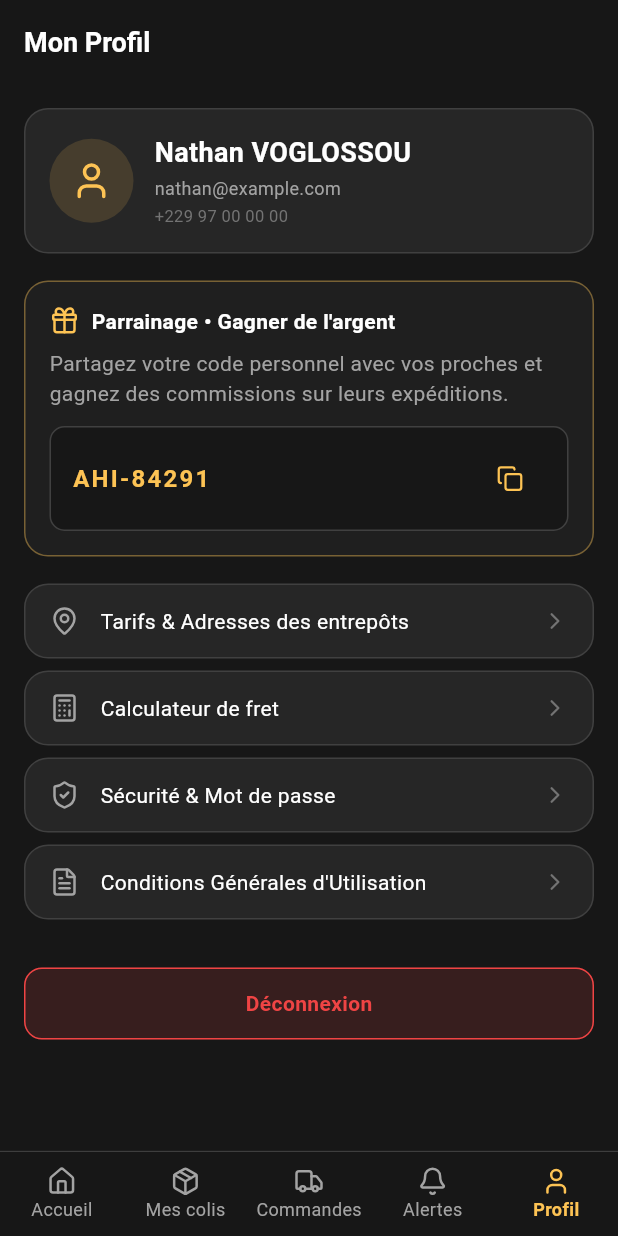
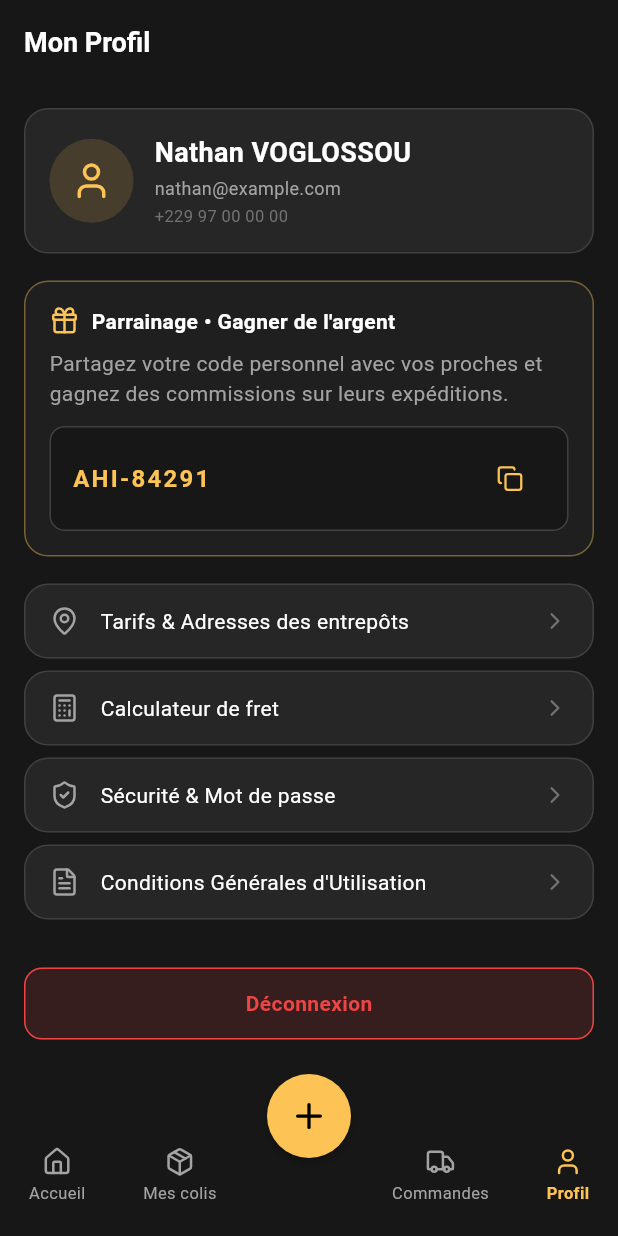
Before and after one commit to VOGLOSSOU/ahiyoyo-mobile-app, a Flutter app: the ProfileScreen screen opened by its route, on a phone screen of 412 x 824 dp. Run offline on Flutter 3.47's test engine with Material 3 defaults, Android fonts, the phone set to English and light mode, and no system bars; our stand-ins replace dio, flutter_lucide, flutter_riverpod, flutter_secure_storage, go_router, shared_preferences; accounts and stored records are empty.

Commit message:
header et navbarrr

```diff
--- a/lib/app/providers/app_providers.dart
+++ b/lib/app/providers/app_providers.dart
@@ -29,3 +29,8 @@ final apiClientProvider = Provider<ApiClient>((ref) {
 final dioProvider = Provider<Dio>((ref) {
   return ref.watch(apiClientProvider).dio;
 });
+
+/// Placeholder de l'état de connexion en attendant le vrai contrôleur de
+/// session du Lot 1 (Authentification). Toujours `false` pour l'instant :
+/// à remplacer par un vrai AuthController basé sur le SecureStorageService.
+final isAuthenticatedProvider = StateProvider<bool>((ref) => false);
--- a/lib/app/router/app_router.dart
+++ b/lib/app/router/app_router.dart
@@ -15,7 +15,9 @@ final GlobalKey<NavigatorState> _rootNavigatorKey = GlobalKey<NavigatorState>(de
 final GlobalKey<NavigatorState> _shellNavigatorKey = GlobalKey<NavigatorState>(debugLabel: 'shell');
 
 /// Configuration GoRouter respectant la règle d'or :
-/// - Seuls les 5 onglets principaux sont dans le ShellRoute
+/// - Seuls les 4 onglets de la navbar (Accueil, Colis, Commandes, Profil)
+///   sont dans le ShellRoute. Le bouton central "+" n'est pas un onglet :
+///   il ouvre une feuille modale d'actions rapides.
 /// - TOUTES les pages de détail / formulaires sont top-level avec `parentNavigatorKey: _rootNavigatorKey`
 final GoRouter appRouter = GoRouter(
   navigatorKey: _rootNavigatorKey,
@@ -52,12 +54,6 @@ final GoRouter appRouter = GoRouter(
           ),
         ),
         GoRoute(
-          path: AppRoutes.notifications,
-          pageBuilder: (context, state) => const NoTransitionPage(
-            child: NotificationsScreen(),
-          ),
-        ),
-        GoRoute(
           path: AppRoutes.profile,
           pageBuilder: (context, state) => const NoTransitionPage(
             child: ProfileScreen(),
@@ -74,6 +70,11 @@ final GoRouter appRouter = GoRouter(
     ),
     GoRoute(
       parentNavigatorKey: _rootNavigatorKey,
+      path: AppRoutes.notifications,
+      builder: (context, state) => const NotificationsScreen(),
+    ),
+    GoRoute(
+      parentNavigatorKey: _rootNavigatorKey,
       path: AppRoutes.onboarding,
       builder: (context, state) => const OnboardingScreen(),
     ),
--- a/lib/app/shell/app_shell.dart
+++ b/lib/app/shell/app_shell.dart
@@ -3,8 +3,10 @@ import 'package:flutter_lucide/flutter_lucide.dart';
 import 'package:go_router/go_router.dart';
 import '../router/app_routes.dart';
 import '../theme/app_colors.dart';
+import '../theme/app_typography.dart';
 
-/// Shell principal hébergeant la Bottom Navigation Bar pour les 5 onglets clés.
+/// Shell principal hébergeant la navbar à 4 onglets + le bouton central "+"
+/// (bouton d'actions rapides, pas un onglet de navigation).
 class AppShell extends StatelessWidget {
   final Widget child;
 
@@ -18,11 +20,8 @@ class AppShell extends StatelessWidget {
     if (location.startsWith(AppRoutes.orders)) {
       return 2;
     }
-    if (location.startsWith(AppRoutes.notifications)) {
+    if (location.startsWith(AppRoutes.profile)) {
       return 3;
-    }
-    if (location.startsWith(AppRoutes.profile)) {
-      return 4;
     }
     return 0; // Home par défaut
   }
@@ -39,12 +38,50 @@ class AppShell extends StatelessWidget {
         context.go(AppRoutes.orders);
         break;
       case 3:
-        context.go(AppRoutes.notifications);
-        break;
-      case 4:
         context.go(AppRoutes.profile);
         break;
     }
+  }
+
+  void _showQuickActions(BuildContext context) {
+    showModalBottomSheet(
+      context: context,
+      backgroundColor: AppColors.surface,
+      shape: const RoundedRectangleBorder(
+        borderRadius: BorderRadius.vertical(top: Radius.circular(20)),
+      ),
+      builder: (sheetContext) => SafeArea(
+        child: Padding(
+          padding: const EdgeInsets.fromLTRB(16, 12, 16, 8),
+          child: Column(
+            mainAxisSize: MainAxisSize.min,
+            children: [
+              Container(
+                width: 40,
+                height: 4,
+                margin: const EdgeInsets.only(bottom: 16),
+                decoration: BoxDecoration(
+                  color: AppColors.border,
+                  borderRadius: BorderRadius.circular(2),
+                ),
+              ),
+              _QuickActionTile(
+                icon: LucideIcons.package_plus,
+                label: 'Enregistrer un colis',
+                onTap: () => Navigator.of(sheetContext).pop(),
+              ),
+              const SizedBox(height: 8),
+              _QuickActionTile(
+                icon: LucideIcons.file_text,
+                label: 'Demander un devis',
+                onTap: () => Navigator.of(sheetContext).pop(),
+              ),
+              const SizedBox(height: 8),
+            ],
+          ),
+        ),
+      ),
+    );
   }
 
   @override
@@ -53,44 +90,89 @@ class AppShell extends StatelessWidget {
 
     return Scaffold(
       body: child,
-      bottomNavigationBar: Container(
-        decoration: const BoxDecoration(
-          border: Border(top: BorderSide(color: AppColors.border, width: 0.8)),
+      floatingActionButton: FloatingActionButton(
+        onPressed: () => _showQuickActions(context),
+        backgroundColor: AppColors.primary,
+        foregroundColor: AppColors.onPrimary,
+        elevation: 2,
+        shape: const CircleBorder(),
+        child: const Icon(LucideIcons.plus, size: 26),
       ),
-        child: BottomNavigationBar(
-          currentIndex: selectedIndex,
-          onTap: (index) => _onItemTapped(index, context),
-          backgroundColor: AppColors.background,
-          selectedItemColor: AppColors.primary,
-          unselectedItemColor: AppColors.textSecondary,
-          selectedFontSize: 11.5,
-          unselectedFontSize: 11.5,
-          type: BottomNavigationBarType.fixed,
-          items: const [
-            BottomNavigationBarItem(
-              icon: Icon(LucideIcons.house, size: 20),
-              activeIcon: Icon(LucideIcons.house, size: 20, color: AppColors.primary),
+      floatingActionButtonLocation: FloatingActionButtonLocation.centerDocked,
+      bottomNavigationBar: BottomAppBar(
+        color: AppColors.background,
+        shape: const CircularNotchedRectangle(),
+        notchMargin: 8,
+        padding: EdgeInsets.zero,
+        child: SizedBox(
+          height: 56,
+          child: Row(
+            mainAxisAlignment: MainAxisAlignment.spaceAround,
+            children: [
+              _NavItem(
+                icon: LucideIcons.house,
                 label: 'Accueil',
+                selected: selectedIndex == 0,
+                onTap: () => _onItemTapped(0, context),
               ),
-            BottomNavigationBarItem(
-              icon: Icon(LucideIcons.package, size: 20),
-              activeIcon: Icon(LucideIcons.package, size: 20, color: AppColors.primary),
+              _NavItem(
+                icon: LucideIcons.package,
                 label: 'Mes colis',
+                selected: selectedIndex == 1,
+                onTap: () => _onItemTapped(1, context),
               ),
-            BottomNavigationBarItem(
-              icon: Icon(LucideIcons.truck, size: 20),
-              activeIcon: Icon(LucideIcons.truck, size: 20, color: AppColors.primary),
+              // Espace réservé à l'encoche du bouton central "+".
+              const SizedBox(width: 48),
+              _NavItem(
+                icon: LucideIcons.truck,
                 label: 'Commandes',
+                selected: selectedIndex == 2,
+                onTap: () => _onItemTapped(2, context),
               ),
-            BottomNavigationBarItem(
-              icon: Icon(LucideIcons.bell, size: 20),
-              activeIcon: Icon(LucideIcons.bell, size: 20, color: AppColors.primary),
-              label: 'Alertes',
+              _NavItem(
+                icon: LucideIcons.user,
+                label: 'Profil',
+                selected: selectedIndex == 3,
+                onTap: () => _onItemTapped(3, context),
               ),
-            BottomNavigationBarItem(
-              icon: Icon(LucideIcons.user, size: 20),
-              activeIcon: Icon(LucideIcons.user, size: 20, color: AppColors.primary),
-              label: 'Profil',
+            ],
+          ),
+        ),
+      ),
+    );
+  }
+}
+
+class _NavItem extends StatelessWidget {
+  final IconData icon;
+  final String label;
+  final bool selected;
+  final VoidCallback onTap;
+
+  const _NavItem({
+    required this.icon,
+    required this.label,
+    required this.selected,
+    required this.onTap,
+  });
+
+  @override
+  Widget build(BuildContext context) {
+    final Color color = selected ? AppColors.primary : AppColors.textSecondary;
+    return InkWell(
+      onTap: onTap,
+      customBorder: const CircleBorder(),
+      child: Padding(
+        padding: const EdgeInsets.symmetric(horizontal: 4),
+        child: Column(
+          mainAxisAlignment: MainAxisAlignment.center,
+          mainAxisSize: MainAxisSize.min,
+          children: [
+            Icon(icon, size: 20, color: color),
+            const SizedBox(height: 3),
+            Text(
+              label,
+              style: TextStyle(fontSize: 11, color: color, fontWeight: selected ? FontWeight.w600 : FontWeight.normal),
             ),
           ],
         ),
@@ -98,3 +180,45 @@ class AppShell extends StatelessWidget {
     );
   }
 }
+
+class _QuickActionTile extends StatelessWidget {
+  final IconData icon;
+  final String label;
+  final VoidCallback onTap;
+
+  const _QuickActionTile({
+    required this.icon,
+    required this.label,
+    required this.onTap,
+  });
+
+  @override
+  Widget build(BuildContext context) {
+    return Material(
+      color: AppColors.surfaceElevated,
+      borderRadius: BorderRadius.circular(12),
+      child: InkWell(
+        onTap: onTap,
+        borderRadius: BorderRadius.circular(12),
+        child: Padding(
+          padding: const EdgeInsets.symmetric(horizontal: 14, vertical: 14),
+          child: Row(
+            children: [
+              Container(
+                padding: const EdgeInsets.all(8),
+                decoration: BoxDecoration(
+                  color: AppColors.primaryMuted,
+                  borderRadius: BorderRadius.circular(8),
+                ),
+                child: Icon(icon, size: 20, color: AppColors.primary),
+              ),
+              const SizedBox(width: 14),
+              Expanded(child: Text(label, style: AppTypography.bodyMedium)),
+              const Icon(LucideIcons.chevron_right, size: 18, color: AppColors.textTertiary),
+            ],
+          ),
+        ),
+      ),
+    );
+  }
+}
```
Also changed, not shown: lib/features/home/presentation/screens/home_screen.dart (+33 -24 lines). Lines whose indentation alone changed are shown as unchanged.
